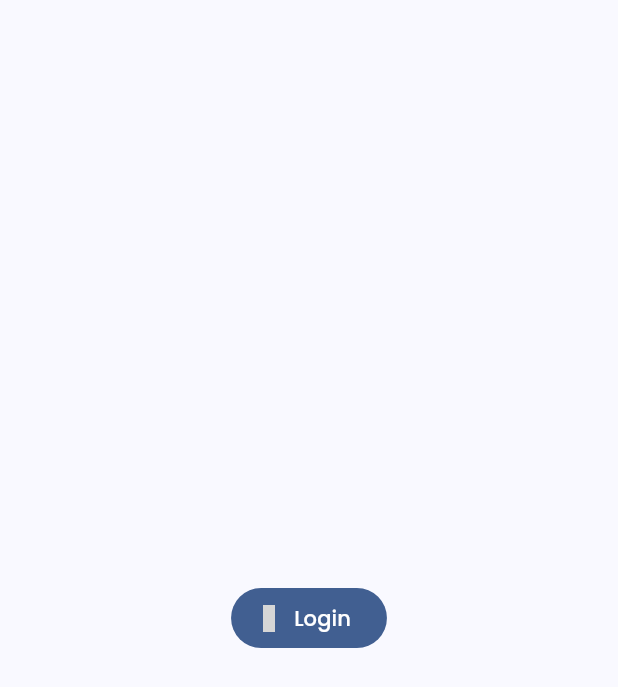
After one commit to anhhieu21/smoney, a Flutter app: the LoginPage screen opened by its route, on a phone screen of 412 x 824 dp. The commit adds this screen. Shown: the top 687 px of the screen. Run offline on Flutter 3.47's test engine with Material 3 defaults, Android fonts, the phone set to English and light mode, and no system bars; our stand-ins replace flutter_riverpod, gap, go_router, google_fonts, hive_flutter, icons_plus; missing offline and left inert: animate_gradient; accounts and stored records are empty; generated files the repository leaves out were written again; grey boxes are pictures that could not be loaded.

Commit message:
Add authentication routes and implement login/register pages

```diff
--- /dev/null
+++ b/lib/core/routes/route.dart
@@ -0,0 +1,5 @@
+class AppRoute {
+  static const String home = '/';
+  static const String login = '/login';
+  static const String register = '/register';
+}
--- /dev/null
+++ b/lib/features/auth/view/login_page.dart
@@ -0,0 +1,21 @@
+import 'package:flutter/material.dart';
+import 'package:flutter_riverpod/flutter_riverpod.dart';
+import 'package:icons_plus/icons_plus.dart';
+import 'package:smoney/core/common/common.export.dart';
+
+class LoginPage extends ConsumerWidget {
+  const LoginPage({super.key});
+
+  @override
+  Widget build(BuildContext context, WidgetRef ref) {
+    return Scaffold(
+      body: Center(
+        child: FilledButton.icon(
+          onPressed: () {},
+          icon: Icon(MingCute.google_line),
+          label: Text(context.l10n.login),
+        ),
+      ),
+    );
+  }
+}
--- a/lib/features/more/view/widgets/header_widget.dart
+++ b/lib/features/more/view/widgets/header_widget.dart
@@ -1,6 +1,8 @@
 import 'package:animate_gradient/animate_gradient.dart';
 import 'package:flutter/material.dart';
+import 'package:go_router/go_router.dart';
 import 'package:smoney/core/common/common.export.dart';
+import 'package:smoney/core/routes/route.dart';
 
 class HeaderWidget extends StatelessWidget {
   const HeaderWidget({super.key});
@@ -33,7 +35,7 @@ class HeaderWidget extends StatelessWidget {
               context.colorScheme.secondary,
             ],
             child: ListTile(
-              onTap: () {},
+              onTap: () => context.pushNamed(AppRoute.login),
               title: Text(context.l10n.login),
               titleTextStyle: context.textTheme.titleLarge,
               subtitle: Text(context.l10n.moreSubtitle),
--- a/lib/main.dart
+++ b/lib/main.dart
@@ -2,9 +2,13 @@ import 'package:flutter/material.dart';
 import 'package:flutter_riverpod/flutter_riverpod.dart';
 import 'package:go_router/go_router.dart';
 import 'package:hive_flutter/hive_flutter.dart';
+import 'package:smoney/core/routes/route.dart';
+import 'package:smoney/features/auth/view/register_page.dart';
 import 'package:smoney/features/nav/nav_bottom.dart';
 import 'core/theme/provider.dart';
 import 'package:flutter_gen/gen_l10n/app_localizations.dart';
+
+import 'features/auth/view/login_page.dart';
 
 void main() async {
   WidgetsFlutterBinding.ensureInitialized();
@@ -35,8 +39,21 @@ class SmoneyApp extends ConsumerWidget {
 final GoRouter _router = GoRouter(
   routes: [
     GoRoute(
-      path: '/',
+      path: AppRoute.home,
+      name: AppRoute.home,
       builder: (context, state) => const NavBottom(),
+      routes: [
+        GoRoute(
+          path: AppRoute.login,
+          name: AppRoute.login,
+          builder: (context, state) => const LoginPage(),
+        ),
+        GoRoute(
+          path: AppRoute.register,
+          name: AppRoute.register,
+          builder: (context, state) => const RegisterPage(),
+        ),
+      ],
     ),
   ],
 );
--- a/pubspec.yaml
+++ b/pubspec.yaml
@@ -38,6 +38,7 @@ dependencies:
   intl: any
   supabase_flutter: ^2.8.2
   animate_gradient: ^0.0.3
+  google_sign_in: ^6.2.2
 
 dev_dependencies:
   flutter_test:
```
Also changed, not shown: lib/features/auth/view/register_page.dart (added, +11 -0 lines), pubspec.lock.
